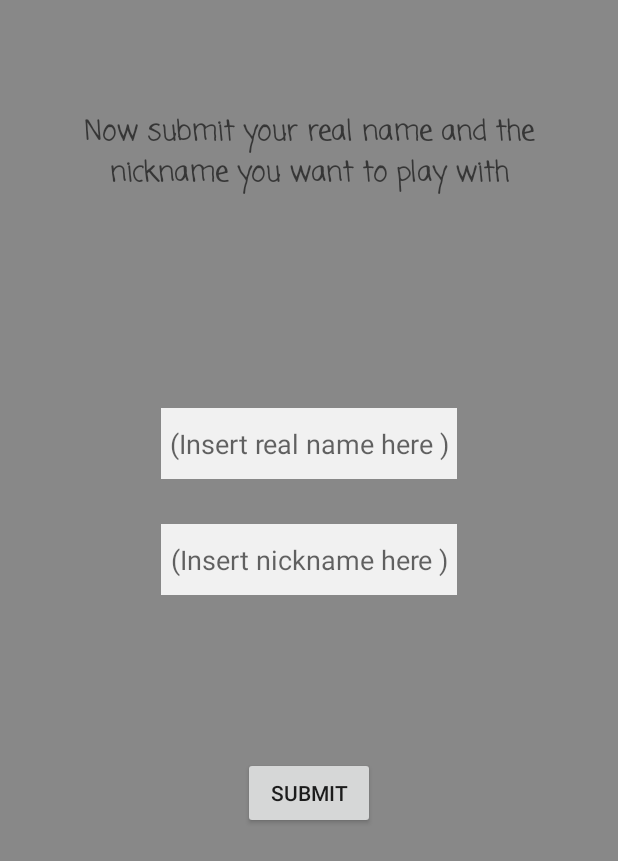
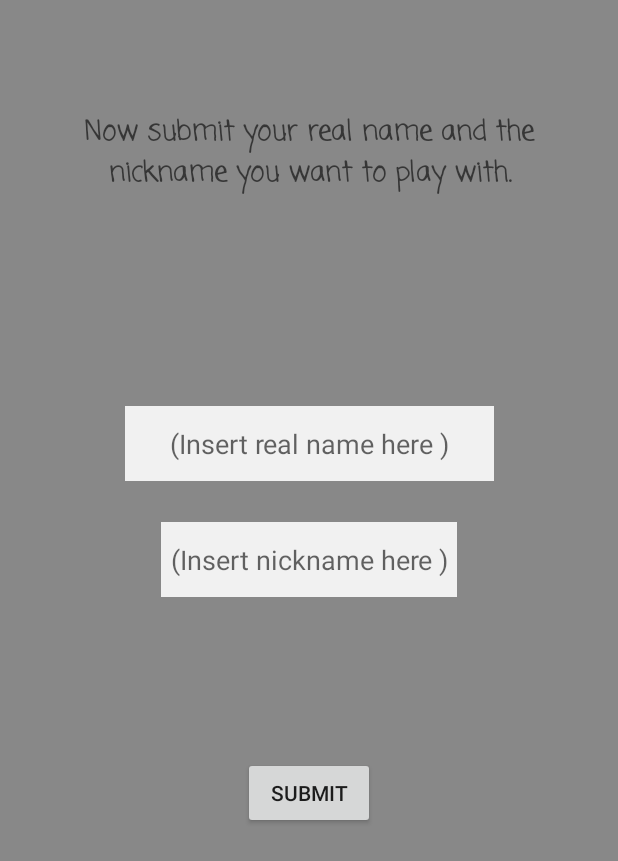
Before and after one commit to manolasn/AndroidProject, an Android app: the EnterNamesOfPlayers screen opened directly, with no data from a screen before it, after a tap on "SUBMIT", on a phone screen of 412 x 824 dp. Shown: the top 861 px of the screen. Run offline under Robolectric (Android 15) with nearby library versions, the phone set to English and light mode, and no system bars.

Commit message:
Finished the names and nicknames of each player , found organiser and HashMap ready to go in the last activity of the organiser.

```diff
--- a/app/src/main/java/com/example/myapplication/EnterNamesOfPlayers.java
+++ b/app/src/main/java/com/example/myapplication/EnterNamesOfPlayers.java
@@ -1,47 +1,93 @@
 package com.example.myapplication;
 
+import androidx.annotation.RequiresApi;
 import androidx.appcompat.app.AppCompatActivity;
 
+import android.annotation.SuppressLint;
+import android.graphics.Color;
+import android.os.Build;
 import android.os.Bundle;
 import android.view.View;
 import android.widget.Button;
 import android.widget.EditText;
+import android.widget.TextView;
 import android.widget.Toast;
 
+import java.util.ArrayList;
 import java.util.HashMap;
+import java.util.List;
+import java.util.Random;
 
 public class EnterNamesOfPlayers extends AppCompatActivity {
 
     private HashMap<String,String> names_nicknames=new HashMap<>();
     private int players;
     private EditText names,nicknames;
+    private TextView readyToPlay;
     private Button submitnames;
-    int clickcount;
+    int clickcount=0;
     @Override
     protected void onCreate(Bundle savedInstanceState) {
         super.onCreate(savedInstanceState);
         setContentView(R.layout.activity_enter_names_of_players);
         players = getIntent().getIntExtra("NUM_PLAYERS",0);
+        readyToPlay = findViewById(R.id.textView4);
         names = findViewById(R.id.realname);
         nicknames = findViewById(R.id.nickname);
         submitnames = findViewById(R.id.button5);
         submitnames.setOnClickListener(new View.OnClickListener() {
+            @RequiresApi(api = Build.VERSION_CODES.N)
+            @SuppressLint("SetTextI18n")
             @Override
             public void onClick(View v) {
-                clickcount=clickcount+1;
+                clickcount++;
                 if(names.getText().toString().equals("") || nicknames.getText().toString().equals(""))
                 {
+                    clickcount--;
                     Toast.makeText(EnterNamesOfPlayers.this, "Please insert both a name and a nickname", Toast.LENGTH_SHORT).show();
+                }
+                else if (names_nicknames.containsKey(names.getText().toString()))
+                {
+                    clickcount--;
+                    Toast.makeText(EnterNamesOfPlayers.this, "The name : " + names.getText().toString() + " already exists, real names must be unique.", Toast.LENGTH_SHORT).show();
+                    names.setText("");
+                    nicknames.setText("");
                 }
                 else if(clickcount==players)
                 {
-                    System.out.println("HELLLOOOOO WORLDDDDDDSDSDAS");
+                    readyToPlay.setText("Ready to go, have fun !");
+                    submitnames.setText("OK !");
+                    names_nicknames.put(names.getText().toString(),nicknames.getText().toString());
+                    Random random = new Random();
+                    List<String> keys = new ArrayList<String>(names_nicknames.keySet());
+                    String randomName = keys.get(random.nextInt(keys.size()));
+                    names.setActivated(false);
+                    nicknames.setActivated(false);
+                    nicknames.setBackgroundColor(Color.GREEN);
+                    names.setText("The organizer is :");
+                    nicknames.setText(randomName);
+                    Toast.makeText(EnterNamesOfPlayers.this, names.getText().toString() +" is playing as: "+ nicknames.getText().toString(), Toast.LENGTH_SHORT).show();
                     //HERE WE TERMINATE THE SUBMITS AS ALL THEY PLAYERS ARE OK !
                 }
-
+                else if(clickcount>players){
+                    //Open new activity with known orginizer and all nicknames and names in hashmap
+                    System.out.println("NEW ACTIVITY HERE");
+                    //we print the hashmap to see if evrything is ok !
+                    names_nicknames.entrySet().forEach(stringStringEntry -> {
+                        System.out.println(stringStringEntry.getKey()+" "+ stringStringEntry.getValue());
+                    });
+                }
                 else {
                     names_nicknames.put(names.getText().toString(),nicknames.getText().toString());
+                    Toast.makeText(EnterNamesOfPlayers.this, names.getText().toString() +" is playing as: "+ nicknames.getText().toString(), Toast.LENGTH_SHORT).show();
+                    names.setText("");
+                    nicknames.setText("");
+
                 }
+
+
+
+
             }
         });
     }
--- a/app/src/main/res/layout/activity_enter_names_of_players.xml
+++ b/app/src/main/res/layout/activity_enter_names_of_players.xml
@@ -25,8 +25,8 @@
 
     <EditText
         android:id="@+id/realname"
-        android:layout_width="197dp"
-        android:layout_height="47dp"
+        android:layout_width="246dp"
+        android:layout_height="50dp"
         android:autofillHints=""
         android:background="#E2FFFFFF"
         android:ems="10"
@@ -42,7 +42,7 @@
     <EditText
         android:id="@+id/nickname"
         android:layout_width="197dp"
-        android:layout_height="47dp"
+        android:layout_height="50dp"
         android:autofillHints=""
         android:background="#E2FFFFFF"
         android:ems="10"
--- a/app/src/main/res/values/strings.xml
+++ b/app/src/main/res/values/strings.xml
@@ -11,7 +11,7 @@
     <string name="submit_how_many_players_are_going_to_join_the_game_below">Submit how many players are going to join the game below :</string>
     <string name="insert_number_here">(Insert number here)</string>
     <string name="submit">Submit</string>
-    <string name="now_submit_your_real_name_and_the_nickname_you_want_to_play_with">Now submit your real name and the nickname you want to play with</string>
+    <string name="now_submit_your_real_name_and_the_nickname_you_want_to_play_with">Now submit your real name and the nickname you want to play with.</string>
     <string name="button">Button</string>
     <string name="insert_real_name_here">(Insert real name here )</string>
     <string name="insert_nickname_here">(Insert nickname here )</string>
```
